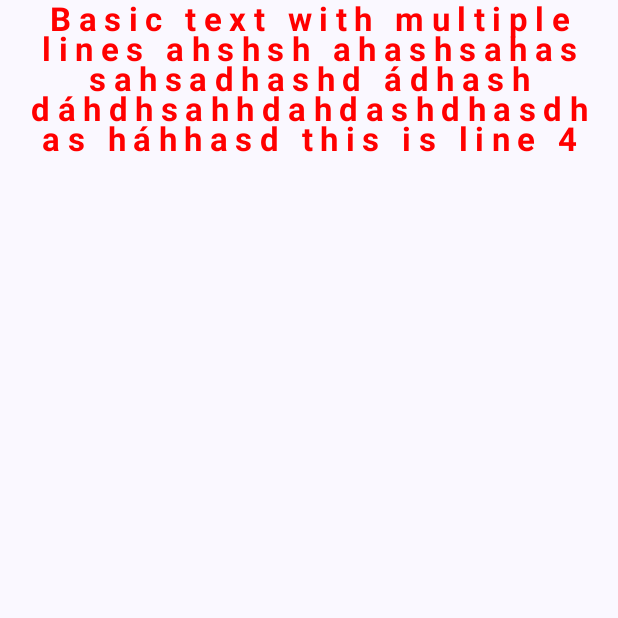
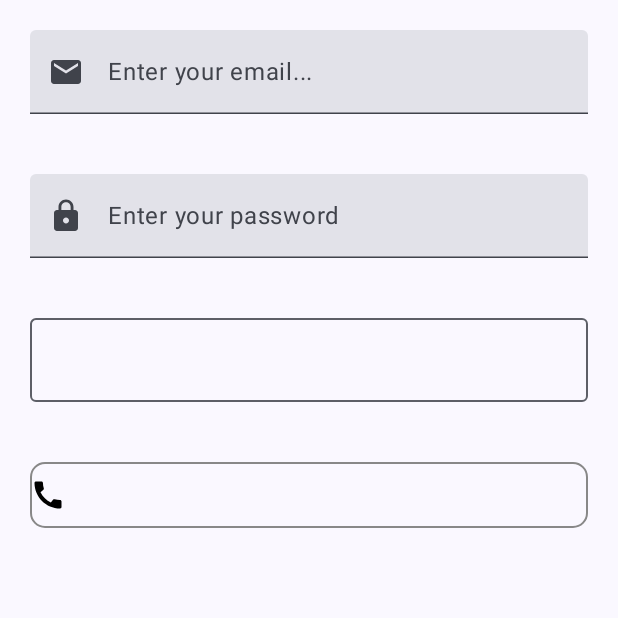
Before and after one commit to linhttbk/CodeXSample, an Android app built with Jetpack Compose: the screen it shows after launch (MainActivity), on a phone screen of 412 x 824 dp, the top half of it. Run offline under Robolectric (Android 15) with nearby library versions, the phone set to English and light mode, and no system bars.

```diff
--- a/ComposeBasic/app/src/main/java/codexample/basiccompose/MainActivity.kt
+++ b/ComposeBasic/app/src/main/java/codexample/basiccompose/MainActivity.kt
@@ -4,16 +4,38 @@ import android.os.Bundle
 import androidx.activity.ComponentActivity
 import androidx.activity.compose.setContent
 import androidx.activity.enableEdgeToEdge
+import androidx.compose.foundation.Image
+import androidx.compose.foundation.background
+import androidx.compose.foundation.border
 import androidx.compose.foundation.layout.Column
+import androidx.compose.foundation.layout.Row
 import androidx.compose.foundation.layout.fillMaxSize
+import androidx.compose.foundation.layout.fillMaxWidth
 import androidx.compose.foundation.layout.padding
+import androidx.compose.foundation.shape.RoundedCornerShape
+import androidx.compose.foundation.text.BasicTextField
+import androidx.compose.material.icons.Icons
+import androidx.compose.material.icons.filled.Call
+import androidx.compose.material.icons.filled.Email
+import androidx.compose.material.icons.filled.Lock
+import androidx.compose.material.icons.filled.Phone
+import androidx.compose.material3.Icon
+import androidx.compose.material3.OutlinedTextField
 import androidx.compose.material3.Scaffold
 import androidx.compose.material3.Text
+import androidx.compose.material3.TextField
 import androidx.compose.runtime.Composable
+import androidx.compose.runtime.getValue
+import androidx.compose.runtime.mutableStateOf
+import androidx.compose.runtime.remember
+import androidx.compose.runtime.setValue
+import androidx.compose.ui.Alignment
 import androidx.compose.ui.Modifier
 import androidx.compose.ui.graphics.Color
 import androidx.compose.ui.text.TextStyle
 import androidx.compose.ui.text.font.FontWeight
+import androidx.compose.ui.text.input.PasswordVisualTransformation
+import androidx.compose.ui.text.input.VisualTransformation
 import androidx.compose.ui.text.style.TextAlign
 import androidx.compose.ui.text.style.TextDecoration
 import androidx.compose.ui.text.style.TextOverflow
@@ -34,11 +56,21 @@ class MainActivity : ComponentActivity() {
                             .padding(innerPadding)
                             .fillMaxSize()
                     ) {
+                        TextFieldExample()
+                    }
+                }
+            }
+        }
+    }
+
+    @Composable
+    private fun TextExample() {
         // handle overflow????
-                        Text("Basic text with multiple lines ahshsh ahashsahas sahsadhashd ádhash dáhdhsahhdahdashdhasdhas háhhasd this is line 4", color = Color.Red,
+        Text(
+            "Basic text with multiple lines ahshsh ahashsahas sahsadhashd ádhash dáhdhsahhdahdashdhasdhas háhhasd this is line 4",
+            color = Color.Red,
             style = TextStyle(
-                                fontSize = 22.sp,
-                                fontWeight = FontWeight.Bold
+                fontSize = 22.sp, fontWeight = FontWeight.Bold
             ),
             // underline or line through
             textDecoration = TextDecoration.None,
@@ -49,8 +81,59 @@ class MainActivity : ComponentActivity() {
             letterSpacing = 5.sp
         )
     }
+
+    @Composable
+    private fun TextFieldExample() {
+        var textValue by remember { mutableStateOf("") }
+
+        TextField(value = textValue, onValueChange = {
+            textValue = it
+        }, modifier = Modifier
+            .padding(20.dp)
+            .fillMaxWidth(), leadingIcon = {
+            Icon(imageVector = Icons.Default.Email, contentDescription = null)
+        }, placeholder = {
+            Text("Enter your email...")
+        })
+        // password
+        // Oh password should not be visible -> done
+        var password by remember { mutableStateOf("") }
+        TextField(value = password, onValueChange = {
+            password = it
+        }, modifier = Modifier
+            .padding(20.dp)
+            .fillMaxWidth(), leadingIcon = {
+            Icon(imageVector = Icons.Default.Lock, contentDescription = null)
+        }, placeholder = {
+            Text("Enter your password")
+        }, visualTransformation = PasswordVisualTransformation())
+
+        // outline
+        var userName  by remember {
+            mutableStateOf("")
+        }
+        OutlinedTextField(userName,{
+            userName = it
+        }, modifier = Modifier
+            .padding(20.dp)
+            .fillMaxWidth())
+
+        // default text field allow fully customize
+        // so we should use BasicTextField if we want to customize text field layout
+        var defaultValue by remember {
+            mutableStateOf("")
+        }
+        BasicTextField(value = defaultValue, onValueChange = {
+            defaultValue = it
+        }, modifier = Modifier
+            .padding(20.dp)
+            .fillMaxWidth()
+            .border(1.dp,Color.Gray, RoundedCornerShape(10.dp)), decorationBox = { innerTextField ->
+                Row (verticalAlignment = Alignment.CenterVertically, modifier = Modifier.padding(vertical = 10.dp)) {
+                    Image(imageVector = Icons.Default.Call, contentDescription = null)
+                    innerTextField()
+                }
+        })
+
     }
 }
-        }
-    }
-}
```
Lines whose indentation alone changed are shown as unchanged.
